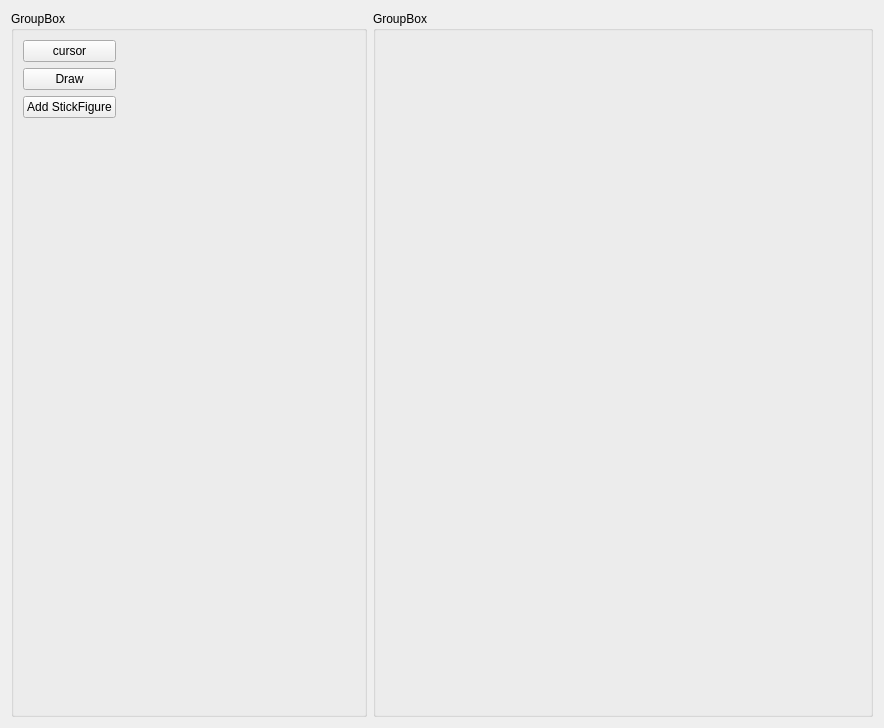
Qt form widget.ui (Argasio/marionettaPlus) before a commit.
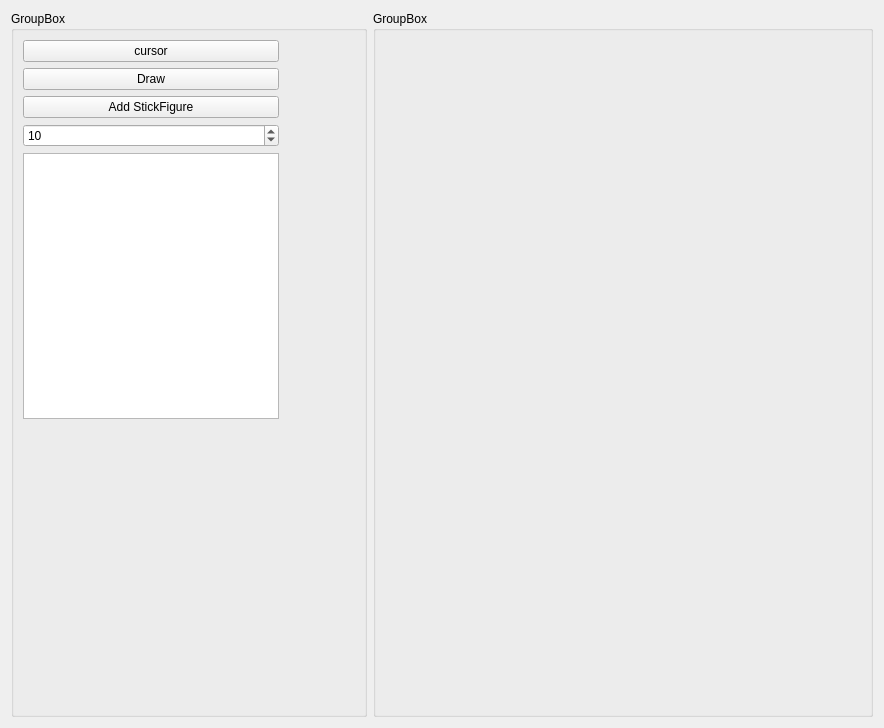
The same form after that commit.

```diff
--- a/widget.ui
+++ b/widget.ui
@@ -77,6 +77,32 @@
                 </property>
                </widget>
               </item>
+              <item>
+               <widget class="QSpinBox" name="thicknessSpinBox">
+                <property name="minimumSize">
+                 <size>
+                  <width>5</width>
+                  <height>0</height>
+                 </size>
+                </property>
+                <property name="value">
+                 <number>10</number>
+                </property>
+               </widget>
+              </item>
+              <item>
+               <widget class="QListWidget" name="stickLayerView">
+                <property name="alternatingRowColors">
+                 <bool>true</bool>
+                </property>
+                <property name="iconSize">
+                 <size>
+                  <width>20</width>
+                  <height>20</height>
+                 </size>
+                </property>
+               </widget>
+              </item>
               <item>
                <spacer name="verticalSpacer">
                 <property name="orientation">
```
